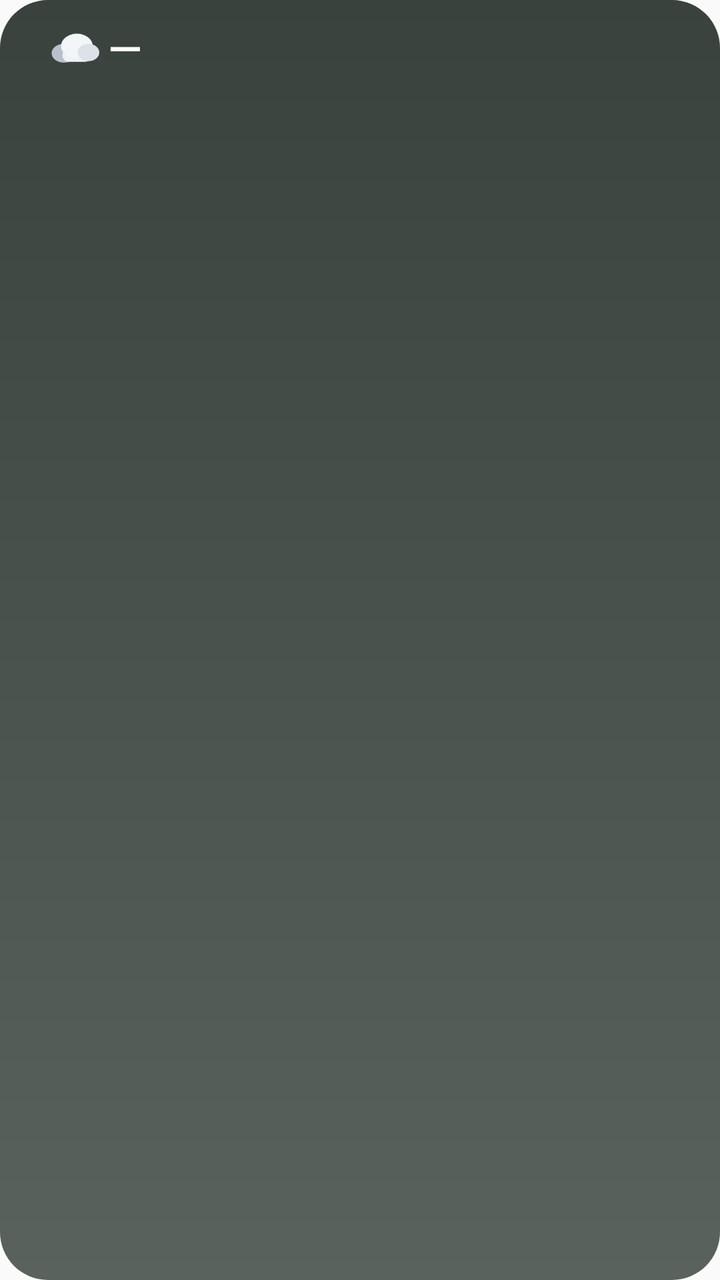
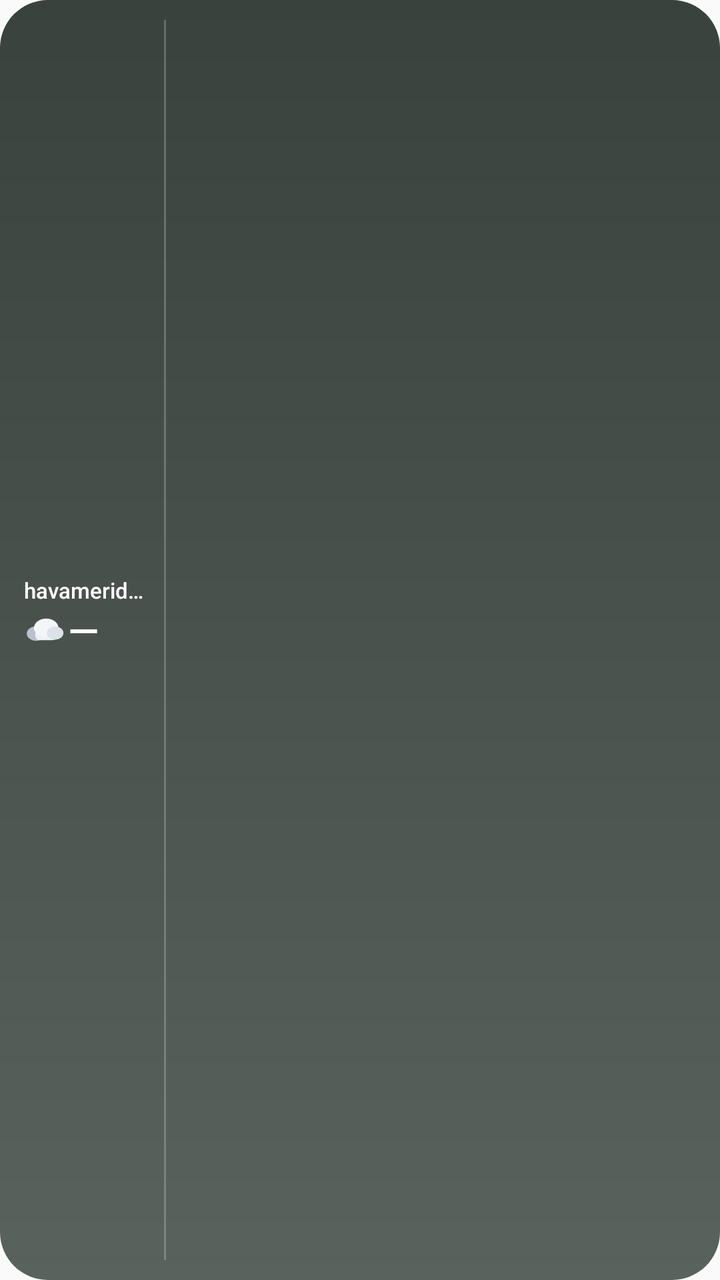

An Android layout rendered at two revisions. The XML below is the earlier revision; the diff shows what the commit changed to produce the second picture.
<!-- AndroidManifest.xml: application theme AppTheme -->
<!-- res/layout/hm_widget_gun.xml -->
<?xml version="1.0" encoding="utf-8"?>
<LinearLayout xmlns:android="http://schemas.android.com/apk/res/android"
    android:id="@+id/w_root"
    android:layout_width="match_parent"
    android:layout_height="match_parent"
    android:background="@drawable/wsky_nodata"
    android:orientation="vertical"
    android:paddingStart="16dp"
    android:paddingTop="12dp"
    android:paddingEnd="14dp"
    android:paddingBottom="12dp">

    <LinearLayout
        android:layout_width="match_parent"
        android:layout_height="wrap_content"
        android:gravity="center_vertical"
        android:orientation="horizontal">

        <TextView
            android:id="@+id/w_place"
            android:layout_width="wrap_content"
            android:layout_height="wrap_content"
            android:fontFamily="sans-serif-medium"
            android:maxLines="1"
            android:textColor="@color/hm_w_text"
            android:textSize="14dp" />
        <ImageView
            android:id="@+id/w_icon"
            android:layout_width="26dp"
            android:layout_height="26dp"
            android:layout_marginStart="8dp"
            android:importantForAccessibility="no"
            android:scaleType="fitCenter"
            android:src="@drawable/wx_cloud" />

        <TextView
            android:id="@+id/w_temp"
            android:layout_width="wrap_content"
            android:layout_height="wrap_content"
            android:layout_marginStart="4dp"
            android:fontFamily="sans-serif-medium"
            android:includeFontPadding="false"
            android:maxLines="1"
            android:text="—"
            android:textColor="@color/hm_w_text"
            android:textSize="22dp" />

        <TextView
            android:id="@+id/w_cond"
            android:layout_width="0dp"
            android:layout_height="wrap_content"
            android:layout_weight="1"
            android:ellipsize="end"
            android:layout_marginStart="8dp"
            android:maxLines="1"
            android:textColor="@color/hm_w_soft"
            android:textSize="12dp" />
        <TextView
            android:id="@+id/w_time"
            android:layout_width="wrap_content"
            android:layout_height="wrap_content"
            android:layout_marginStart="6dp"
            android:maxLines="1"
            android:textColor="@color/hm_w_faint"
            android:textSize="11dp" />
    </LinearLayout>

    <LinearLayout
        android:layout_width="match_parent"
        android:layout_height="0dp"
        android:layout_weight="1"
        android:gravity="center_vertical"
        android:orientation="horizontal">

        <LinearLayout
            android:layout_width="0dp"
            android:layout_height="wrap_content"
            android:layout_weight="1"
            android:gravity="center_horizontal"
            android:orientation="vertical">

            <TextView
                android:id="@+id/w_d0_n"
                android:layout_width="wrap_content"
                android:layout_height="wrap_content"
                android:fontFamily="sans-serif-medium"
                android:maxLines="1"
                android:textColor="@color/hm_w_text"
                android:textSize="12dp" />

            <ImageView
                android:id="@+id/w_d0_i"
                android:layout_width="30dp"
                android:layout_height="30dp"
                android:layout_marginTop="2dp"
                android:layout_marginBottom="2dp"
                android:importantForAccessibility="no"
                android:scaleType="fitCenter" />

            <LinearLayout
                android:layout_width="wrap_content"
                android:layout_height="wrap_content"
                android:orientation="horizontal">

                <TextView
                    android:id="@+id/w_d0_max"
                    android:layout_width="wrap_content"
                    android:layout_height="wrap_content"
                    android:fontFamily="sans-serif-medium"
                    android:maxLines="1"
                    android:textColor="@color/hm_w_text"
                    android:textSize="12dp" />

                <TextView
                    android:id="@+id/w_d0_min"
                    android:layout_width="wrap_content"
                    android:layout_height="wrap_content"
                    android:layout_marginStart="4dp"
                    android:maxLines="1"
                    android:textColor="@color/hm_w_faint"
                    android:textSize="12dp" />
            </LinearLayout>

            <FrameLayout
                android:id="@+id/w_d0_bar"
                android:layout_width="32dp"
                android:layout_height="7dp"
                android:layout_marginTop="4dp"
                android:background="@drawable/w_bar_bg"
                android:visibility="invisible">

                <ImageView
                    android:id="@+id/w_d0_barc"
                    android:layout_width="28dp"
                    android:layout_height="3dp"
                    android:layout_gravity="center"
                    android:importantForAccessibility="no"
                    android:src="@drawable/w_bar" />
            </FrameLayout>
        </LinearLayout>

        <LinearLayout
            android:layout_width="0dp"
            android:layout_height="wrap_content"
            android:layout_weight="1"
            android:gravity="center_horizontal"
            android:orientation="vertical">

            <TextView
                android:id="@+id/w_d1_n"
                android:layout_width="wrap_content"
                android:layout_height="wrap_content"
                android:fontFamily="sans-serif-medium"
                android:maxLines="1"
                android:textColor="@color/hm_w_text"
                android:textSize="12dp" />

            <ImageView
                android:id="@+id/w_d1_i"
                android:layout_width="30dp"
                android:layout_height="30dp"
                android:layout_marginTop="2dp"
                android:layout_marginBottom="2dp"
                android:importantForAccessibility="no"
                android:scaleType="fitCenter" />

            <LinearLayout
                android:layout_width="wrap_content"
                android:layout_height="wrap_content"
                android:orientation="horizontal">

                <TextView
                    android:id="@+id/w_d1_max"
                    android:layout_width="wrap_content"
                    android:layout_height="wrap_content"
                    android:fontFamily="sans-serif-medium"
                    android:maxLines="1"
                    android:textColor="@color/hm_w_text"
                    android:textSize="12dp" />

                <TextView
                    android:id="@+id/w_d1_min"
                    android:layout_width="wrap_content"
                    android:layout_height="wrap_content"
                    android:layout_marginStart="4dp"
                    android:maxLines="1"
                    android:textColor="@color/hm_w_faint"
                    android:textSize="12dp" />
            </LinearLayout>

            <FrameLayout
                android:id="@+id/w_d1_bar"
                android:layout_width="32dp"
                android:layout_height="7dp"
                android:layout_marginTop="4dp"
                android:background="@drawable/w_bar_bg"
                android:visibility="invisible">

                <ImageView
                    android:id="@+id/w_d1_barc"
                    android:layout_width="28dp"
                    android:layout_height="3dp"
                    android:layout_gravity="center"
                    android:importantForAccessibility="no"
                    android:src="@drawable/w_bar" />
            </FrameLayout>
        </LinearLayout>

        <LinearLayout
            android:layout_width="0dp"
            android:layout_height="wrap_content"
            android:layout_weight="1"
            android:gravity="center_horizontal"
            android:orientation="vertical">

            <TextView
                android:id="@+id/w_d2_n"
                android:layout_width="wrap_content"
                android:layout_height="wrap_content"
                android:fontFamily="sans-serif-medium"
                android:maxLines="1"
                android:textColor="@color/hm_w_text"
                android:textSize="12dp" />

            <ImageView
                android:id="@+id/w_d2_i"
                android:layout_width="30dp"
                android:layout_height="30dp"
                android:layout_marginTop="2dp"
                android:layout_marginBottom="2dp"
                android:importantForAccessibility="no"
                android:scaleType="fitCenter" />

            <LinearLayout
                android:layout_width="wrap_content"
                android:layout_height="wrap_content"
                android:orientation="horizontal">

                <TextView
                    android:id="@+id/w_d2_max"
                    android:layout_width="wrap_content"
                    android:layout_height="wrap_content"
                    android:fontFamily="sans-serif-medium"
                    android:maxLines="1"
                    android:textColor="@color/hm_w_text"
                    android:textSize="12dp" />

                <TextView
                    android:id="@+id/w_d2_min"
                    android:layout_width="wrap_content"
                    android:layout_height="wrap_content"
                    android:layout_marginStart="4dp"
                    android:maxLines="1"
                    android:textColor="@color/hm_w_faint"
                    android:textSize="12dp" />
            </LinearLayout>

            <FrameLayout
                android:id="@+id/w_d2_bar"
                android:layout_width="32dp"
                android:layout_height="7dp"
                android:layout_marginTop="4dp"
                android:background="@drawable/w_bar_bg"
                android:visibility="invisible">

                <ImageView
                    android:id="@+id/w_d2_barc"
                    android:layout_width="28dp"
                    android:layout_height="3dp"
                    android:layout_gravity="center"
                    android:importantForAccessibility="no"
                    android:src="@drawable/w_bar" />
            </FrameLayout>
        </LinearLayout>

        <LinearLayout
            android:layout_width="0dp"
            android:layout_height="wrap_content"
            android:layout_weight="1"
            android:gravity="center_horizontal"
            android:orientation="vertical">

            <TextView
                android:id="@+id/w_d3_n"
                android:layout_width="wrap_content"
                android:layout_height="wrap_content"
                android:fontFamily="sans-serif-medium"
                android:maxLines="1"
                android:textColor="@color/hm_w_text"
                android:textSize="12dp" />

            <ImageView
                android:id="@+id/w_d3_i"
                android:layout_width="30dp"
                android:layout_height="30dp"
                android:layout_marginTop="2dp"
                android:layout_marginBottom="2dp"
                android:importantForAccessibility="no"
                android:scaleType="fitCenter" />

            <LinearLayout
                android:layout_width="wrap_content"
                android:layout_height="wrap_content"
                android:orientation="horizontal">

                <TextView
                    android:id="@+id/w_d3_max"
                    android:layout_width="wrap_content"
                    android:layout_height="wrap_content"
                    android:fontFamily="sans-serif-medium"
                    android:maxLines="1"
                    android:textColor="@color/hm_w_text"
                    android:textSize="12dp" />

                <TextView
                    android:id="@+id/w_d3_min"
                    android:layout_width="wrap_content"
                    android:layout_height="wrap_content"
                    android:layout_marginStart="4dp"
                    android:maxLines="1"
                    android:textColor="@color/hm_w_faint"
                    android:textSize="12dp" />
            </LinearLayout>

            <FrameLayout
                android:id="@+id/w_d3_bar"
                android:layout_width="32dp"
                android:layout_height="7dp"
                android:layout_marginTop="4dp"
                android:background="@drawable/w_bar_bg"
                android:visibility="invisible">

                <ImageView
                    android:id="@+id/w_d3_barc"
                    android:layout_width="28dp"
                    android:layout_height="3dp"
                    android:layout_gravity="center"
                    android:importantForAccessibility="no"
                    android:src="@drawable/w_bar" />
            </FrameLayout>
        </LinearLayout>
    </LinearLayout>
</LinearLayout>
<!-- resources referenced by this layout -->
<resources>
  <color name="hm_w_faint">#B3FFFFFF</color>
  <color name="hm_w_soft">#D9FFFFFF</color>
  <color name="hm_w_text">#FFFFFFFF</color>
  <!-- drawable w_bar (drawable) -->
  <?xml version="1.0" encoding="utf-8"?>
  <shape xmlns:android="http://schemas.android.com/apk/res/android"
      android:shape="rectangle">
      <corners android:radius="2dp" />
      <solid android:color="#FFFFFFFF" />
      <size
          android:width="28dp"
          android:height="3dp" />
  </shape>
  <!-- drawable w_bar_bg (drawable) -->
  <?xml version="1.0" encoding="utf-8"?>
  <shape xmlns:android="http://schemas.android.com/apk/res/android"
      android:shape="rectangle">
      <corners android:radius="3.5dp" />
      <solid android:color="#59000000" />
  </shape>
  <!-- drawable wsky_nodata (drawable) -->
  <?xml version="1.0" encoding="utf-8"?>
  <shape xmlns:android="http://schemas.android.com/apk/res/android"
      android:shape="rectangle">
      <corners android:radius="@dimen/hm_widget_radius" />
      <gradient
          android:angle="270"
          android:startColor="#3A423E"
          android:centerColor="#4A524E"
          android:endColor="#59625D"
          android:type="linear" />
  </shape>
  <!-- drawable wx_cloud (drawable) -->
  <?xml version="1.0" encoding="utf-8"?>
  <vector xmlns:android="http://schemas.android.com/apk/res/android"
      android:width="36dp"
      android:height="30dp"
      android:viewportWidth="36"
      android:viewportHeight="30">
      <group
          android:translateX="-4"
          android:translateY="-2">
          <path
              android:fillColor="#B7C2CC"
              android:pathData="M6.5,19 a8.5,6.5 0 1,0 17,0 a8.5,6.5 0 1,0 -17,0 Z" />
          <path
              android:fillColor="#EEF2F5"
              android:pathData="M18.5,16 h11 a4.5,4.5 0 0,1 4.5,4.5 v0 a4.5,4.5 0 0,1 -4.5,4.5 h-11 a4.5,4.5 0 0,1 -4.5,-4.5 v0 a4.5,4.5 0 0,1 4.5,-4.5 Z" />
          <path
              android:fillColor="#F3F6F8"
              android:pathData="M13,14 a11,8.5 0 1,0 22,0 a11,8.5 0 1,0 -22,0 Z" />
          <path
              android:fillColor="#DCE3E8"
              android:pathData="M24.5,18.5 a7.5,6 0 1,0 15,0 a7.5,6 0 1,0 -15,0 Z" />
      </group>
  </vector>
  <style name="AppTheme" parent="Theme.AppCompat.Light.DarkActionBar">
          
          <item name="colorPrimary">@color/colorPrimary</item>
          <item name="colorPrimaryDark">@color/colorPrimaryDark</item>
          <item name="colorAccent">@color/colorAccent</item>
      </style>
  <dimen name="hm_widget_radius">24dp</dimen>
</resources>

<!-- the commit's change to res/layout/hm_widget_gun.xml (unified diff, before → after) -->
@@ -4,70 +4,91 @@
     android:layout_width="match_parent"
     android:layout_height="match_parent"
     android:background="@drawable/wsky_nodata"
-    android:orientation="vertical"
-    android:paddingStart="16dp"
-    android:paddingTop="12dp"
-    android:paddingEnd="14dp"
-    android:paddingBottom="12dp">
+    android:gravity="center_vertical"
+    android:orientation="horizontal"
+    android:paddingStart="12dp"
+    android:paddingTop="10dp"
+    android:paddingEnd="10dp"
+    android:paddingBottom="10dp">
 
     <LinearLayout
-        android:layout_width="match_parent"
+        android:layout_width="62dp"
         android:layout_height="wrap_content"
-        android:gravity="center_vertical"
-        android:orientation="horizontal">
+        android:orientation="vertical">
 
         <TextView
             android:id="@+id/w_place"
-            android:layout_width="wrap_content"
-            android:layout_height="wrap_content"
-            android:fontFamily="sans-serif-medium"
-            android:maxLines="1"
-            android:textColor="@color/hm_w_text"
-            android:textSize="14dp" />
-        <ImageView
-            android:id="@+id/w_icon"
-            android:layout_width="26dp"
-            android:layout_height="26dp"
-            android:layout_marginStart="8dp"
-            android:importantForAccessibility="no"
-            android:scaleType="fitCenter"
-            android:src="@drawable/wx_cloud" />
-
-        <TextView
-            android:id="@+id/w_temp"
-            android:layout_width="wrap_content"
-            android:layout_height="wrap_content"
-            android:layout_marginStart="4dp"
+            android:layout_width="match_parent"
+            android:layout_height="wrap_content"
+            android:ellipsize="end"
             android:fontFamily="sans-serif-medium"
             android:includeFontPadding="false"
             android:maxLines="1"
-            android:text="—"
+            android:text="@string/app_name"
             android:textColor="@color/hm_w_text"
-            android:textSize="22dp" />
+            android:textSize="11dp" />
+
+        <LinearLayout
+            android:layout_width="wrap_content"
+            android:layout_height="wrap_content"
+            android:layout_marginTop="2dp"
+            android:gravity="center_vertical"
+            android:orientation="horizontal">
+
+            <ImageView
+                android:id="@+id/w_icon"
+                android:layout_width="20dp"
+                android:layout_height="20dp"
+                android:importantForAccessibility="no"
+                android:scaleType="fitCenter"
+                android:src="@drawable/wx_cloud" />
+
+            <TextView
+                android:id="@+id/w_temp"
+                android:layout_width="wrap_content"
+                android:layout_height="wrap_content"
+                android:layout_marginStart="2dp"
+                android:fontFamily="sans-serif-medium"
+                android:includeFontPadding="false"
+                android:maxLines="1"
+                android:text="—"
+                android:textColor="@color/hm_w_text"
+                android:textSize="20dp" />
+        </LinearLayout>
 
         <TextView
             android:id="@+id/w_cond"
-            android:layout_width="0dp"
-            android:layout_height="wrap_content"
-            android:layout_weight="1"
+            android:layout_width="match_parent"
+            android:layout_height="wrap_content"
+            android:layout_marginTop="2dp"
             android:ellipsize="end"
-            android:layout_marginStart="8dp"
+            android:includeFontPadding="false"
             android:maxLines="1"
             android:textColor="@color/hm_w_soft"
-            android:textSize="12dp" />
+            android:textSize="9dp" />
+
         <TextView
             android:id="@+id/w_time"
             android:layout_width="wrap_content"
             android:layout_height="wrap_content"
-            android:layout_marginStart="6dp"
+            android:layout_marginTop="1dp"
+            android:includeFontPadding="false"
             android:maxLines="1"
             android:textColor="@color/hm_w_faint"
-            android:textSize="11dp" />
+            android:textSize="8dp" />
     </LinearLayout>
 
+    <ImageView
+        android:layout_width="1dp"
+        android:layout_height="match_parent"
+        android:layout_marginStart="8dp"
+        android:layout_marginEnd="6dp"
+        android:importantForAccessibility="no"
+        android:src="@color/hm_w_line" />
+
     <LinearLayout
-        android:layout_width="match_parent"
-        android:layout_height="0dp"
+        android:layout_width="0dp"
+        android:layout_height="wrap_content"
         android:layout_weight="1"
         android:gravity="center_vertical"
         android:orientation="horizontal">
@@ -84,16 +105,17 @@
                 android:layout_width="wrap_content"
                 android:layout_height="wrap_content"
                 android:fontFamily="sans-serif-medium"
-                android:maxLines="1"
-                android:textColor="@color/hm_w_text"
-                android:textSize="12dp" />
+                android:includeFontPadding="false"
+                android:maxLines="1"
+                android:textColor="@color/hm_w_text"
+                android:textSize="10dp" />
 
             <ImageView
                 android:id="@+id/w_d0_i"
-                android:layout_width="30dp"
-                android:layout_height="30dp"
-                android:layout_marginTop="2dp"
-                android:layout_marginBottom="2dp"
+                android:layout_width="20dp"
+                android:layout_height="20dp"
+                android:layout_marginTop="1dp"
+                android:layout_marginBottom="1dp"
                 android:importantForAccessibility="no"
                 android:scaleType="fitCenter" />
 
@@ -107,32 +129,34 @@
                     android:layout_width="wrap_content"
                     android:layout_height="wrap_content"
                     android:fontFamily="sans-serif-medium"
+                    android:includeFontPadding="false"
                     android:maxLines="1"
                     android:textColor="@color/hm_w_text"
-                    android:textSize="12dp" />
+                    android:textSize="10dp" />
 
                 <TextView
                     android:id="@+id/w_d0_min"
                     android:layout_width="wrap_content"
                     android:layout_height="wrap_content"
-                    android:layout_marginStart="4dp"
+                    android:layout_marginStart="3dp"
+                    android:includeFontPadding="false"
                     android:maxLines="1"
                     android:textColor="@color/hm_w_faint"
-                    android:textSize="12dp" />
+                    android:textSize="10dp" />
             </LinearLayout>
 
             <FrameLayout
                 android:id="@+id/w_d0_bar"
-                android:layout_width="32dp"
-                android:layout_height="7dp"
-                android:layout_marginTop="4dp"
+                android:layout_width="26dp"
+                android:layout_height="6dp"
+                android:layout_marginTop="3dp"
                 android:background="@drawable/w_bar_bg"
                 android:visibility="invisible">
 
                 <ImageView
                     android:id="@+id/w_d0_barc"
-                    android:layout_width="28dp"
-                    android:layout_height="3dp"
+                    android:layout_width="22dp"
+                    android:layout_height="2dp"
                     android:layout_gravity="center"
                     android:importantForAccessibility="no"
                     android:src="@drawable/w_bar" />
@@ -151,16 +175,17 @@
                 android:layout_width="wrap_content"
                 android:layout_height="wrap_content"
                 android:fontFamily="sans-serif-medium"
-                android:maxLines="1"
-                android:textColor="@color/hm_w_text"
-                android:textSize="12dp" />
+                android:includeFontPadding="false"
+                android:maxLines="1"
+                android:textColor="@color/hm_w_text"
+                android:textSize="10dp" />
 
             <ImageView
                 android:id="@+id/w_d1_i"
-                android:layout_width="30dp"
-                android:layout_height="30dp"
-                android:layout_marginTop="2dp"
-                android:layout_marginBottom="2dp"
+                android:layout_width="20dp"
+                android:layout_height="20dp"
+                android:layout_marginTop="1dp"
+                android:layout_marginBottom="1dp"
                 android:importantForAccessibility="no"
                 android:scaleType="fitCenter" />
 
@@ -174,32 +199,34 @@
                     android:layout_width="wrap_content"
                     android:layout_height="wrap_content"
                     android:fontFamily="sans-serif-medium"
+                    android:includeFontPadding="false"
                     android:maxLines="1"
                     android:textColor="@color/hm_w_text"
-                    android:textSize="12dp" />
+                    android:textSize="10dp" />
 
                 <TextView
                     android:id="@+id/w_d1_min"
                     android:layout_width="wrap_content"
                     android:layout_height="wrap_content"
-                    android:layout_marginStart="4dp"
+                    android:layout_marginStart="3dp"
+                    android:includeFontPadding="false"
                     android:maxLines="1"
                     android:textColor="@color/hm_w_faint"
-                    android:textSize="12dp" />
+                    android:textSize="10dp" />
             </LinearLayout>
 
             <FrameLayout
                 android:id="@+id/w_d1_bar"
-                android:layout_width="32dp"
-                android:layout_height="7dp"
-                android:layout_marginTop="4dp"
+                android:layout_width="26dp"
+                android:layout_height="6dp"
+                android:layout_marginTop="3dp"
                 android:background="@drawable/w_bar_bg"
                 android:visibility="invisible">
 
                 <ImageView
                     android:id="@+id/w_d1_barc"
-                    android:layout_width="28dp"
-                    android:layout_height="3dp"
+                    android:layout_width="22dp"
+                    android:layout_height="2dp"
                     android:layout_gravity="center"
                     android:importantForAccessibility="no"
                     android:src="@drawable/w_bar" />
@@ -218,16 +245,17 @@
                 android:layout_width="wrap_content"
                 android:layout_height="wrap_content"
                 android:fontFamily="sans-serif-medium"
-                android:maxLines="1"
-                android:textColor="@color/hm_w_text"
-                android:textSize="12dp" />
+                android:includeFontPadding="false"
+                android:maxLines="1"
+                android:textColor="@color/hm_w_text"
+                android:textSize="10dp" />
 
             <ImageView
                 android:id="@+id/w_d2_i"
-                android:layout_width="30dp"
-                android:layout_height="30dp"
-                android:layout_marginTop="2dp"
-                android:layout_marginBottom="2dp"
+                android:layout_width="20dp"
+                android:layout_height="20dp"
+                android:layout_marginTop="1dp"
+                android:layout_marginBottom="1dp"
                 android:importantForAccessibility="no"
                 android:scaleType="fitCenter" />
 
@@ -241,32 +269,34 @@
                     android:layout_width="wrap_content"
                     android:layout_height="wrap_content"
                     android:fontFamily="sans-serif-medium"
+                    android:includeFontPadding="false"
                     android:maxLines="1"
                     android:textColor="@color/hm_w_text"
-                    android:textSize="12dp" />
+                    android:textSize="10dp" />
 
                 <TextView
                     android:id="@+id/w_d2_min"
                     android:layout_width="wrap_content"
                     android:layout_height="wrap_content"
-                    android:layout_marginStart="4dp"
+                    android:layout_marginStart="3dp"
+                    android:includeFontPadding="false"
                     android:maxLines="1"
                     android:textColor="@color/hm_w_faint"
-                    android:textSize="12dp" />
+                    android:textSize="10dp" />
             </LinearLayout>
 
             <FrameLayout
                 android:id="@+id/w_d2_bar"
-                android:layout_width="32dp"
-                android:layout_height="7dp"
-                android:layout_marginTop="4dp"
+                android:layout_width="26dp"
+                android:layout_height="6dp"
+                android:layout_marginTop="3dp"
                 android:background="@drawable/w_bar_bg"
                 android:visibility="invisible">
 
                 <ImageView
                     android:id="@+id/w_d2_barc"
-                    android:layout_width="28dp"
-                    android:layout_height="3dp"
+                    android:layout_width="22dp"
+                    android:layout_height="2dp"
                     android:layout_gravity="center"
                     android:importantForAccessibility="no"
                     android:src="@drawable/w_bar" />
@@ -285,16 +315,17 @@
                 android:layout_width="wrap_content"
                 android:layout_height="wrap_content"
                 android:fontFamily="sans-serif-medium"
-                android:maxLines="1"
-                android:textColor="@color/hm_w_text"
-                android:textSize="12dp" />
+                android:includeFontPadding="false"
+                android:maxLines="1"
+                android:textColor="@color/hm_w_text"
+                android:textSize="10dp" />
 
             <ImageView
                 android:id="@+id/w_d3_i"
-                android:layout_width="30dp"
-                android:layout_height="30dp"
-                android:layout_marginTop="2dp"
-                android:layout_marginBottom="2dp"
+                android:layout_width="20dp"
+                android:layout_height="20dp"
+                android:layout_marginTop="1dp"
+                android:layout_marginBottom="1dp"
                 android:importantForAccessibility="no"
                 android:scaleType="fitCenter" />
 
@@ -308,36 +339,39 @@
                     android:layout_width="wrap_content"
                     android:layout_height="wrap_content"
                     android:fontFamily="sans-serif-medium"
+                    android:includeFontPadding="false"
                     android:maxLines="1"
                     android:textColor="@color/hm_w_text"
-                    android:textSize="12dp" />
+                    android:textSize="10dp" />
 
                 <TextView
                     android:id="@+id/w_d3_min"
                     android:layout_width="wrap_content"
                     android:layout_height="wrap_content"
-                    android:layout_marginStart="4dp"
+                    android:layout_marginStart="3dp"
+                    android:includeFontPadding="false"
                     android:maxLines="1"
                     android:textColor="@color/hm_w_faint"
-                    android:textSize="12dp" />
+                    android:textSize="10dp" />
             </LinearLayout>
 
             <FrameLayout
                 android:id="@+id/w_d3_bar"
-                android:layout_width="32dp"
-                android:layout_height="7dp"
-                android:layout_marginTop="4dp"
+                android:layout_width="26dp"
+                android:layout_height="6dp"
+                android:layout_marginTop="3dp"
                 android:background="@drawable/w_bar_bg"
                 android:visibility="invisible">
 
                 <ImageView
                     android:id="@+id/w_d3_barc"
-                    android:layout_width="28dp"
-                    android:layout_height="3dp"
+                    android:layout_width="22dp"
+                    android:layout_height="2dp"
                     android:layout_gravity="center"
                     android:importantForAccessibility="no"
                     android:src="@drawable/w_bar" />
             </FrameLayout>
         </LinearLayout>
+
     </LinearLayout>
 </LinearLayout>
<!-- resource entries referenced after the edit -->
@@ -1,6 +1,7 @@
 <!-- resources referenced by this layout -->
 <resources>
   <color name="hm_w_faint">#B3FFFFFF</color>
+  <color name="hm_w_line">#38FFFFFF</color>
   <color name="hm_w_soft">#D9FFFFFF</color>
   <color name="hm_w_text">#FFFFFFFF</color>
   <!-- drawable w_bar (drawable) -->
@@ -56,6 +57,7 @@
               android:pathData="M24.5,18.5 a7.5,6 0 1,0 15,0 a7.5,6 0 1,0 -15,0 Z" />
       </group>
   </vector>
+  <string name="app_name">havameridyen</string>
   <style name="AppTheme" parent="Theme.AppCompat.Light.DarkActionBar">
           
           <item name="colorPrimary">@color/colorPrimary</item>
